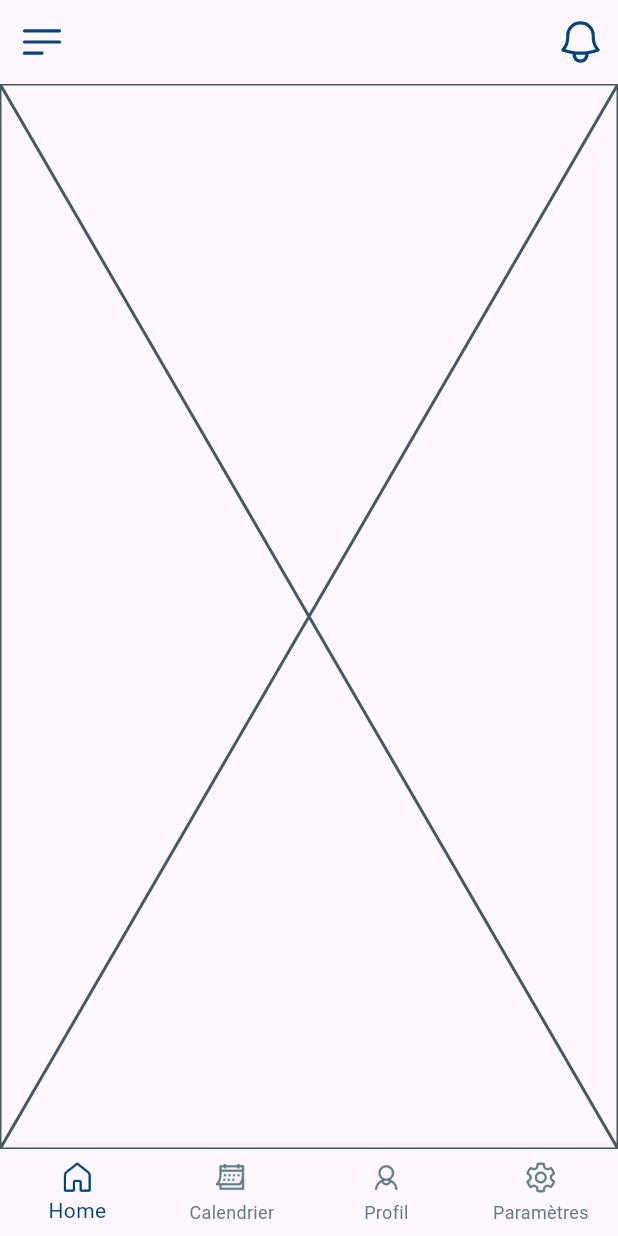
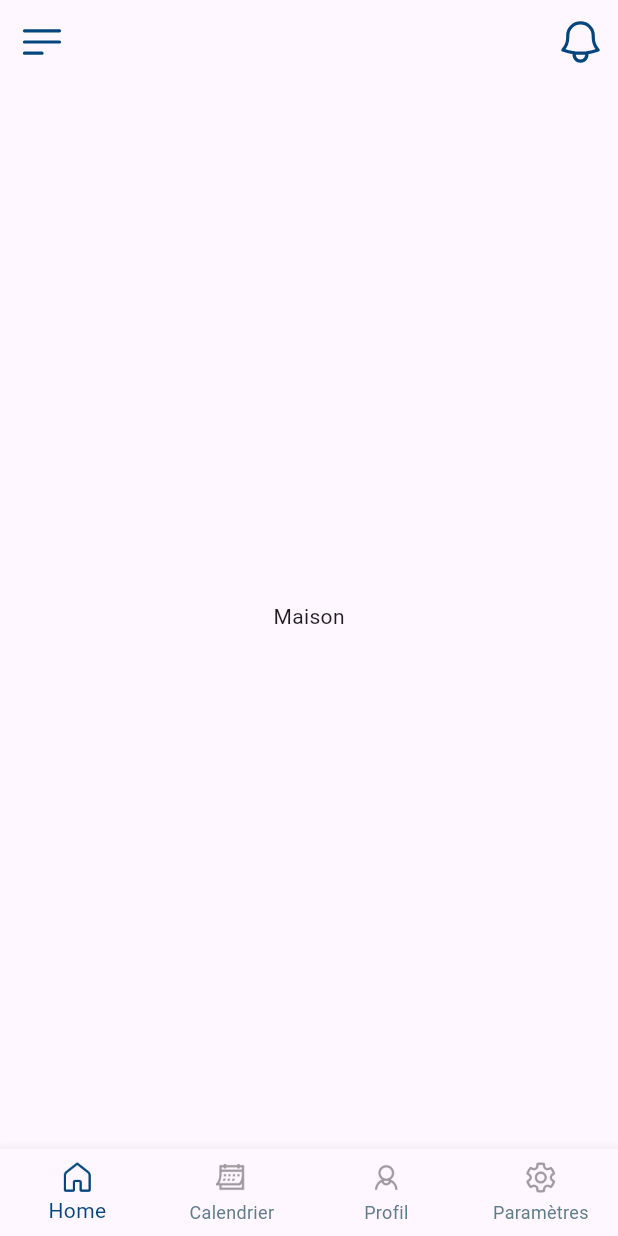
Before and after one commit to hackdave21/rsvapp, a Flutter app: the MainhomeScreen screen opened directly, on a phone screen of 412 x 824 dp. Run offline on Flutter 3.47's test engine with Material 3 defaults, Android fonts, the phone set to English and light mode, and no system bars; our stand-ins replace heroicons.

Commit message:
occupons nous de la page paramètres

```diff
--- a/lib/mainhome_screen.dart
+++ b/lib/mainhome_screen.dart
@@ -3,7 +3,6 @@ import 'package:rvsapp/pages/calendar_screen.dart';
 import 'package:rvsapp/pages/home_screen.dart';
 import 'package:rvsapp/pages/profile_screen.dart';
 import 'package:rvsapp/pages/settings_screen.dart';
-import 'package:heroicons/heroicons.dart';
 
 class MainhomeScreen extends StatefulWidget {
   const MainhomeScreen({super.key});
@@ -31,23 +30,6 @@ class _MainhomeScreenState extends State<MainhomeScreen> {
   @override
   Widget build(BuildContext context) {
     return Scaffold(
-      appBar: AppBar(
-        leading: HeroIcon(
-          HeroIcons.bars3BottomLeft,
-          color: const Color.fromARGB(255, 2, 70, 125),
-          size: 34,
-        ),
-        actions: [
-          Padding(
-            padding: const EdgeInsets.all(8.0),
-            child: HeroIcon(
-              HeroIcons.bell,
-              color: const Color.fromARGB(255, 2, 70, 125),
-              size: 34,
-            ),
-          ),
-        ],
-      ),
       body: widgetOptions.elementAt(_selectedIndex),
       bottomNavigationBar: BottomNavigationBar(
         showSelectedLabels: true,
@@ -63,7 +45,7 @@ class _MainhomeScreenState extends State<MainhomeScreen> {
               height: 24,
               color: _selectedIndex == 0
                   ? const Color.fromARGB(255, 2, 70, 125)
-                  : Colors.blueGrey,
+                  : Colors.black38,
             ),
             label: 'Home',
           ),
@@ -74,7 +56,7 @@ class _MainhomeScreenState extends State<MainhomeScreen> {
               height: 24,
               color: _selectedIndex == 1
                   ? const Color.fromARGB(255, 2, 70, 125)
-                  : Colors.blueGrey,
+                  : Colors.black38,
             ),
             label: 'Calendrier',
           ),
@@ -85,7 +67,7 @@ class _MainhomeScreenState extends State<MainhomeScreen> {
               height: 24,
               color: _selectedIndex == 2
                   ? const Color.fromARGB(255, 2, 70, 125)
-                  : Colors.blueGrey,
+                  : Colors.black38,
             ),
             label: 'Profil',
           ),
@@ -96,7 +78,7 @@ class _MainhomeScreenState extends State<MainhomeScreen> {
               height: 24,
               color: _selectedIndex == 3
                   ? const Color.fromARGB(255, 2, 70, 125)
-                  : Colors.blueGrey,
+                  : Colors.black38,
             ),
             label: 'Paramètres',
           ),
--- a/lib/pages/calendar_screen.dart
+++ b/lib/pages/calendar_screen.dart
@@ -5,6 +5,8 @@ class CalendarScreen extends StatelessWidget {
 
   @override
   Widget build(BuildContext context) {
-    return const Placeholder();
+    return Center(
+      child: Text("Calendrier"),
+    );
   }
 }
--- a/lib/pages/home_screen.dart
+++ b/lib/pages/home_screen.dart
@@ -1,10 +1,32 @@
 import 'package:flutter/material.dart';
+import 'package:heroicons/heroicons.dart';
 
 class HomeScreen extends StatelessWidget {
   const HomeScreen({super.key});
 
   @override
   Widget build(BuildContext context) {
-    return const Placeholder();
+    return Scaffold(
+       appBar: AppBar(
+        leading: HeroIcon(
+          HeroIcons.bars3BottomLeft,
+          color: const Color.fromARGB(255, 2, 70, 125),
+          size: 34,
+        ),
+        actions: [
+          Padding(
+            padding: const EdgeInsets.all(8.0),
+            child: HeroIcon(
+              HeroIcons.bell,
+              color: const Color.fromARGB(255, 2, 70, 125),
+              size: 34,
+            ),
+          ),
+        ],
+      ),
+      body: Center(
+      child: Text("Maison"),
+    ),
+    );
   }
 }
--- a/lib/pages/profile_screen.dart
+++ b/lib/pages/profile_screen.dart
@@ -5,6 +5,8 @@ class ProfileScreen extends StatelessWidget {
 
   @override
   Widget build(BuildContext context) {
-    return const Placeholder();
+    return Center(
+      child: Text("Profil"),
+    );
   }
 }
--- a/lib/pages/settings_screen.dart
+++ b/lib/pages/settings_screen.dart
@@ -5,6 +5,8 @@ class SettingsScreen extends StatelessWidget {
 
   @override
   Widget build(BuildContext context) {
-    return const Placeholder();
+    return Center(
+      child: Text("Paramètres"),
+    );
   }
 }
```
